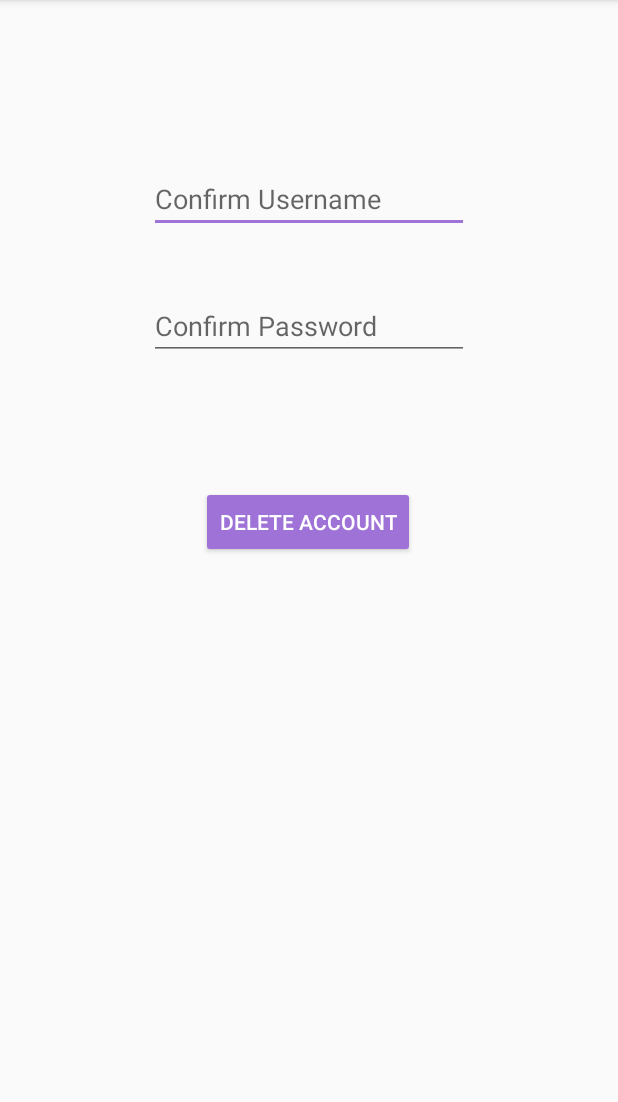
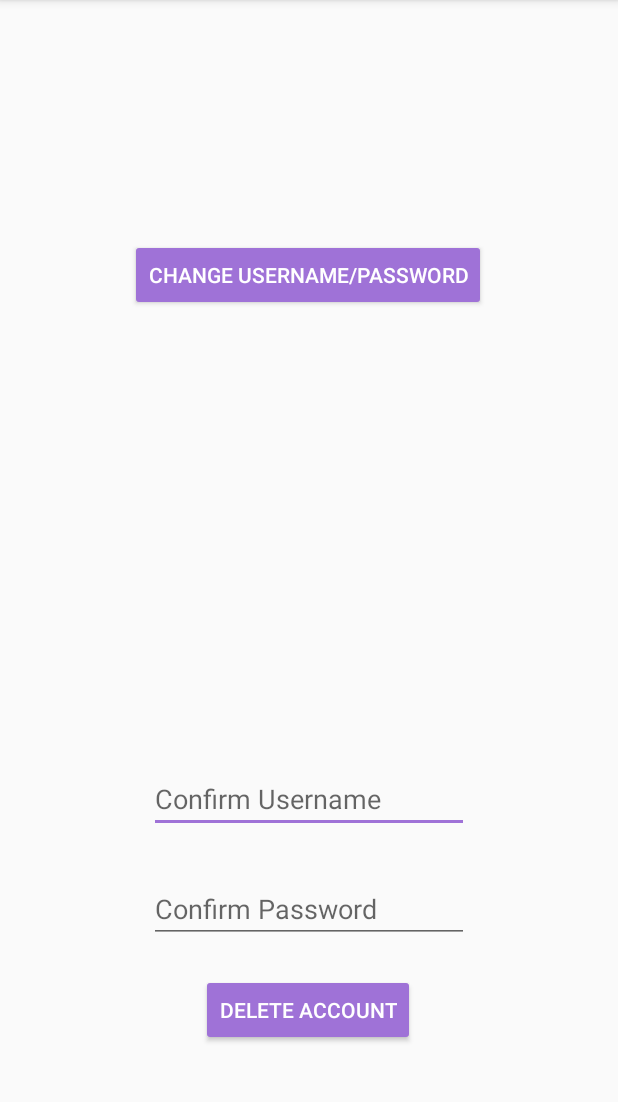
Before and after one commit to ekosharny/Placeholder, an Android app: the settings screen opened directly, with no data from a screen before it, on a phone screen of 412 x 824 dp, the part 84-1186 px from its top. Run offline under Robolectric (Android 15) with nearby library versions, the phone set to English and light mode, and no system bars; Roboto replaces fonts that are not available here.

Commit message:
create View Database class where you can view all tables made

```diff
--- a/app/src/main/AndroidManifest.xml
+++ b/app/src/main/AndroidManifest.xml
@@ -9,7 +9,8 @@
         android:roundIcon="@mipmap/ic_launcher_round"
         android:supportsRtl="true"
         android:theme="@style/AppTheme">
-        <activity android:name=".SignUp"></activity>
+        <activity android:name=".ViewDatabase"></activity>
+        <activity android:name=".SignUp" />
         <activity android:name=".settings" />
         <activity android:name=".desserts" />
         <activity android:name=".sides" />
--- a/app/src/main/java/com/example/placeholder/Customer.java
+++ b/app/src/main/java/com/example/placeholder/Customer.java
@@ -1,10 +1,14 @@
 package com.example.placeholder;
+
+
+//class used to create new customer that will be added to database
 
 public class Customer {
     private String name;
     private String email;
     private String password;
 
+    //constructor
     public Customer(){}
     public Customer(String b, String c, String d){
         this.name = b;
--- a/app/src/main/res/layout/activity_settings.xml
+++ b/app/src/main/res/layout/activity_settings.xml
@@ -23,7 +23,7 @@
         app:layout_constraintHorizontal_bias="0.498"
         app:layout_constraintStart_toStartOf="parent"
         app:layout_constraintTop_toTopOf="parent"
-        app:layout_constraintVertical_bias="0.449" />
+        app:layout_constraintVertical_bias="0.911" />
 
     <EditText
         android:id="@+id/conUser"
@@ -42,7 +42,7 @@
         app:layout_constraintEnd_toEndOf="parent"
         app:layout_constraintStart_toStartOf="parent"
         app:layout_constraintTop_toTopOf="parent"
-        app:layout_constraintVertical_bias="0.144" />
+        app:layout_constraintVertical_bias="0.71" />
 
     <EditText
         android:id="@+id/conPass"
@@ -61,5 +61,24 @@
         app:layout_constraintEnd_toEndOf="parent"
         app:layout_constraintStart_toStartOf="parent"
         app:layout_constraintTop_toTopOf="parent"
-        app:layout_constraintVertical_bias="0.264" />
+        app:layout_constraintVertical_bias="0.814" />
+
+    <Button
+        android:id="@+id/changeButton"
+        style="@style/Widget.AppCompat.Button.Colored"
+        android:layout_width="wrap_content"
+        android:layout_height="wrap_content"
+        android:layout_marginStart="8dp"
+        android:layout_marginLeft="8dp"
+        android:layout_marginTop="8dp"
+        android:layout_marginEnd="8dp"
+        android:layout_marginRight="8dp"
+        android:layout_marginBottom="8dp"
+        android:text="Change Username/Password"
+        app:layout_constraintBottom_toBottomOf="parent"
+        app:layout_constraintEnd_toEndOf="parent"
+        app:layout_constraintHorizontal_bias="0.496"
+        app:layout_constraintStart_toStartOf="parent"
+        app:layout_constraintTop_toTopOf="parent"
+        app:layout_constraintVertical_bias="0.215" />
 </android.support.constraint.ConstraintLayout>
```
Also changed, not shown: app/src/main/java/com/example/placeholder/SignUp.java (+5 -5 lines), app/src/main/java/com/example/placeholder/ViewDatabase.java (added, +31 -0 lines), app/src/main/java/com/example/placeholder/accountfrag.java (+20 -1 lines), app/src/main/res/layout/account.xml (+21 -4 lines), app/src/main/res/layout/activity_sign_up.xml (+0 -16 lines), app/src/main/res/layout/activity_view_database.xml (added, +25 -0 lines).
